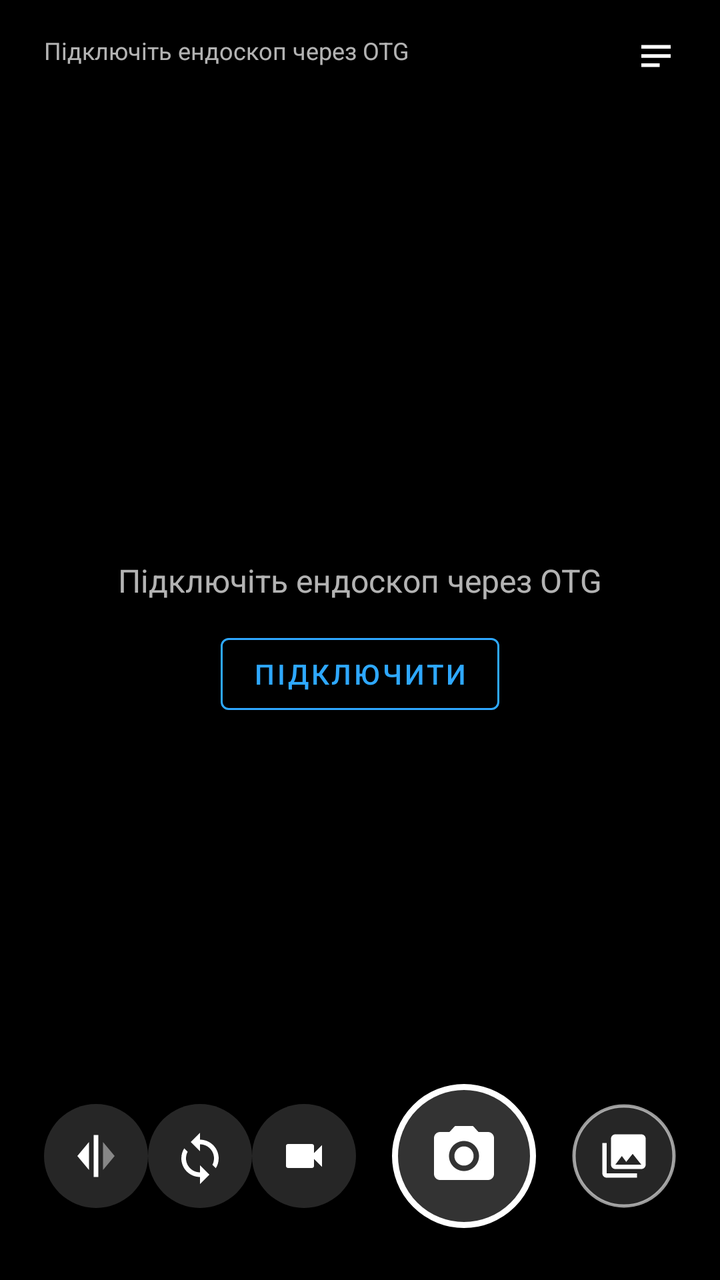
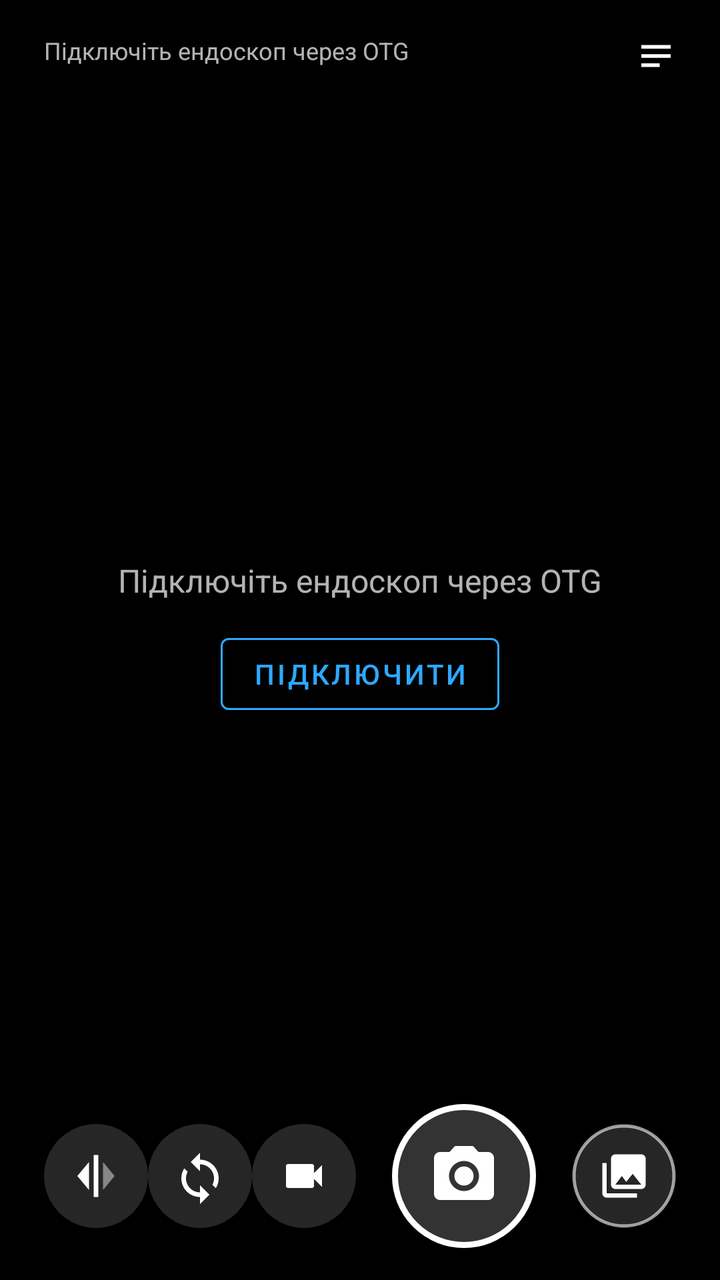

Compare the two renders of this Android layout. The source of the first and the diff that turns it into the second are given below.
<!-- AndroidManifest.xml: application theme Theme.UvcTool -->
<!-- res/layout/overlay.xml -->
<?xml version="1.0" encoding="utf-8"?>
<androidx.constraintlayout.widget.ConstraintLayout
    xmlns:android="http://schemas.android.com/apk/res/android"
    xmlns:app="http://schemas.android.com/apk/res-auto"
    android:id="@+id/overlay_root"
    android:layout_width="match_parent"
    android:layout_height="match_parent">

    
    <TextView
        android:id="@+id/tv_status"
        android:layout_width="wrap_content"
        android:layout_height="wrap_content"
        android:layout_marginStart="12dp"
        android:layout_marginTop="12dp"
        android:background="@drawable/bg_badge"
        android:paddingHorizontal="10dp"
        android:paddingVertical="5dp"
        android:textColor="@color/text_secondary"
        android:textSize="12sp"
        android:text="@string/status_no_camera"
        app:layout_constraintStart_toStartOf="parent"
        app:layout_constraintTop_toTopOf="parent" />

    
    <TextView
        android:id="@+id/tv_fps"
        android:layout_width="wrap_content"
        android:layout_height="wrap_content"
        android:layout_marginStart="6dp"
        android:background="@drawable/bg_badge"
        android:paddingHorizontal="10dp"
        android:paddingVertical="5dp"
        android:textColor="@color/text_ok"
        android:textSize="12sp"
        android:fontFamily="monospace"
        android:visibility="gone"
        android:text="0.0 fps"
        app:layout_constraintStart_toEndOf="@id/tv_status"
        app:layout_constraintTop_toTopOf="@id/tv_status"
        app:layout_constraintBottom_toBottomOf="@id/tv_status" />

    
    <TextView
        android:id="@+id/tv_rec"
        android:layout_width="wrap_content"
        android:layout_height="wrap_content"
        android:layout_marginStart="6dp"
        android:background="@drawable/bg_badge_rec"
        android:paddingHorizontal="10dp"
        android:paddingVertical="5dp"
        android:textColor="@color/text_primary"
        android:textSize="12sp"
        android:fontFamily="monospace"
        android:visibility="gone"
        android:text="● 00:00"
        app:layout_constraintStart_toEndOf="@id/tv_fps"
        app:layout_constraintTop_toTopOf="@id/tv_status"
        app:layout_constraintBottom_toBottomOf="@id/tv_status" />

    
    <TextView
        android:id="@+id/tv_update"
        android:layout_width="wrap_content"
        android:layout_height="wrap_content"
        android:layout_marginTop="6dp"
        android:background="@drawable/bg_badge"
        android:drawableStart="@drawable/ic_update"
        android:drawablePadding="6dp"
        android:drawableTint="@color/accent"
        android:paddingHorizontal="10dp"
        android:paddingVertical="5dp"
        android:textColor="@color/accent"
        android:textSize="12sp"
        android:visibility="gone"
        app:layout_constraintStart_toStartOf="@id/tv_status"
        app:layout_constraintTop_toBottomOf="@id/tv_status" />

    
    <LinearLayout
        android:id="@+id/group_no_camera"
        android:layout_width="wrap_content"
        android:layout_height="wrap_content"
        android:orientation="vertical"
        android:gravity="center"
        app:layout_constraintStart_toStartOf="parent"
        app:layout_constraintEnd_toEndOf="parent"
        app:layout_constraintTop_toTopOf="parent"
        app:layout_constraintBottom_toBottomOf="parent">

        <TextView
            android:layout_width="wrap_content"
            android:layout_height="wrap_content"
            android:textColor="@color/text_secondary"
            android:textSize="16sp"
            android:text="@string/status_no_camera" />

        <com.google.android.material.button.MaterialButton
            android:id="@+id/btn_connect"
            style="@style/Widget.MaterialComponents.Button.OutlinedButton"
            android:layout_width="wrap_content"
            android:layout_height="wrap_content"
            android:layout_marginTop="12dp"
            android:textColor="@color/accent"
            app:strokeColor="@color/accent"
            android:text="@string/btn_connect" />
    </LinearLayout>

    
    <LinearLayout
        android:id="@+id/panel_wb"
        android:layout_width="0dp"
        android:layout_height="wrap_content"
        android:layout_marginHorizontal="24dp"
        android:layout_marginBottom="8dp"
        android:background="@drawable/bg_panel"
        android:orientation="horizontal"
        android:gravity="center_vertical"
        android:paddingHorizontal="14dp"
        android:paddingVertical="6dp"
        android:visibility="gone"
        app:layout_constraintStart_toStartOf="parent"
        app:layout_constraintEnd_toEndOf="parent"
        app:layout_constraintBottom_toTopOf="@id/panel_controls">

        <TextView
            android:layout_width="wrap_content"
            android:layout_height="wrap_content"
            android:textColor="@color/text_secondary"
            android:textSize="12sp"
            android:text="❄" />

        <SeekBar
            android:id="@+id/sb_warmth"
            android:layout_width="0dp"
            android:layout_height="wrap_content"
            android:layout_weight="1"
            android:max="100"
            android:progress="50" />

        <TextView
            android:layout_width="wrap_content"
            android:layout_height="wrap_content"
            android:textColor="@color/text_secondary"
            android:textSize="12sp"
            android:text="☀" />
    </LinearLayout>

    
    <LinearLayout
        android:id="@+id/panel_controls"
        android:layout_width="wrap_content"
        android:layout_height="wrap_content"
        android:layout_margin="16dp"
        android:background="@drawable/bg_panel"
        android:orientation="horizontal"
        android:gravity="center"
        android:paddingHorizontal="18dp"
        android:paddingVertical="10dp"
        app:layout_constraintStart_toStartOf="parent"
        app:layout_constraintEnd_toEndOf="parent"
        app:layout_constraintBottom_toBottomOf="parent">



        
        <ImageButton
            android:id="@+id/btn_flip"
            android:layout_width="52dp"
            android:layout_height="52dp"
            android:background="@drawable/bg_btn_round"
            android:src="@drawable/ic_flip"
            android:scaleType="centerInside"
            android:contentDescription="@string/cd_flip" />

        <ImageButton
            android:id="@+id/btn_rotate"
            android:layout_width="52dp"
            android:layout_height="52dp"
            android:background="@drawable/bg_btn_round"
            android:src="@drawable/ic_rotate"
            android:scaleType="centerInside"
            android:contentDescription="@string/cd_rotate" />

        
        <ImageButton
            android:id="@+id/btn_mode"
            android:layout_width="52dp"
            android:layout_height="52dp"
            android:background="@drawable/bg_btn_round"
            android:src="@drawable/ic_mode_video"
            android:scaleType="centerInside"
            android:contentDescription="@string/cd_mode" />

        <ImageButton
            android:id="@+id/btn_photo"
            android:layout_width="72dp"
            android:layout_height="72dp"
            android:layout_marginHorizontal="18dp"
            android:background="@drawable/bg_btn_shutter"
            android:src="@drawable/ic_photo"
            android:scaleType="centerInside"
            android:contentDescription="@string/cd_photo" />

        
        <com.google.android.material.imageview.ShapeableImageView
            android:id="@+id/btn_gallery"
            android:layout_width="52dp"
            android:layout_height="52dp"
            android:background="@drawable/bg_btn_round"
            android:padding="1dp"
            android:src="@drawable/ic_gallery"
            android:scaleType="centerInside"
            android:contentDescription="@string/cd_gallery"
            app:shapeAppearanceOverlay="@style/ShapeCircle"
            app:strokeColor="#99FFFFFF"
            app:strokeWidth="1.5dp" />



    </LinearLayout>

    

    
    <ImageButton
        android:id="@+id/btn_log"
        android:layout_width="40dp"
        android:layout_height="40dp"
        android:layout_marginTop="8dp"
        android:layout_marginEnd="12dp"
        android:background="@drawable/bg_badge"
        android:src="@drawable/ic_log"
        android:scaleType="centerInside"
        android:contentDescription="Log"
        app:layout_constraintEnd_toEndOf="parent"
        app:layout_constraintTop_toTopOf="parent" />

    
    <ScrollView
        android:id="@+id/panel_log"
        android:layout_width="0dp"
        android:layout_height="0dp"
        android:layout_marginStart="12dp"
        android:layout_marginEnd="12dp"
        android:layout_marginTop="6dp"
        android:background="@drawable/bg_panel"
        android:fadeScrollbars="false"
        android:visibility="gone"
        app:layout_constraintStart_toStartOf="parent"
        app:layout_constraintEnd_toEndOf="parent"
        app:layout_constraintTop_toBottomOf="@id/btn_log"
        app:layout_constraintHeight_percent="0.45">

        <TextView
            android:id="@+id/tv_log"
            android:layout_width="match_parent"
            android:layout_height="wrap_content"
            android:padding="10dp"
            android:textColor="#D0FFFFFF"
            android:textSize="10sp"
            android:fontFamily="monospace"
            android:textIsSelectable="true" />
    </ScrollView>

</androidx.constraintlayout.widget.ConstraintLayout>
<!-- resources referenced by this layout -->
<resources>
  <color name="accent">#2EA8FF</color>
  <color name="text_ok">#7CFF9A</color>
  <color name="text_primary">#FFFFFF</color>
  <color name="text_secondary">#B3FFFFFF</color>
  <!-- drawable bg_badge (drawable) -->
  <shape xmlns:android="http://schemas.android.com/apk/res/android" android:shape="rectangle">
    <solid android:color="#80000000"/>
    <corners android:radius="10dp"/>
  </shape>
  <!-- drawable bg_badge_rec (drawable) -->
  <shape xmlns:android="http://schemas.android.com/apk/res/android" android:shape="rectangle">
    <solid android:color="#CCE53935"/>
    <corners android:radius="10dp"/>
  </shape>
  <!-- drawable bg_btn_round (drawable) -->
  <ripple xmlns:android="http://schemas.android.com/apk/res/android" android:color="#40FFFFFF">
    <item>
      <shape android:shape="oval"><solid android:color="#26FFFFFF"/></shape>
    </item>
  </ripple>
  <!-- drawable bg_btn_shutter (drawable) -->
  <ripple xmlns:android="http://schemas.android.com/apk/res/android" android:color="#60FFFFFF">
    <item>
      <shape android:shape="oval">
        <solid android:color="#33FFFFFF"/>
        <stroke android:width="3dp" android:color="#FFFFFFFF"/>
      </shape>
    </item>
  </ripple>
  <!-- drawable bg_panel (drawable) -->
  <shape xmlns:android="http://schemas.android.com/apk/res/android" android:shape="rectangle">
    <solid android:color="#A6000000"/>
    <corners android:radius="18dp"/>
  </shape>
  <!-- drawable ic_flip (drawable) -->
  <vector xmlns:android="http://schemas.android.com/apk/res/android" android:width="28dp" android:height="28dp" android:viewportWidth="24" android:viewportHeight="24">
    <path android:fillColor="#FFFFFFFF" android:pathData="M11,3h2v18h-2z"/>
    <path android:fillColor="#FFFFFFFF" android:pathData="M9,6L4,12l5,6z"/>
    <path android:fillColor="#FFFFFFFF" android:fillAlpha="0.45" android:pathData="M15,6l5,6l-5,6z"/>
  </vector>
  <!-- drawable ic_gallery (drawable) -->
  <vector xmlns:android="http://schemas.android.com/apk/res/android" android:width="26dp" android:height="26dp" android:viewportWidth="24" android:viewportHeight="24">
    <path android:fillColor="#FFFFFFFF" android:pathData="M22,16V4c0,-1.1 -0.9,-2 -2,-2H8c-1.1,0 -2,0.9 -2,2v12c0,1.1 0.9,2 2,2h12c1.1,0 2,-0.9 2,-2zM11,12l2.03,2.71L16,11l4,5H8l3,-4zM2,6v14c0,1.1 0.9,2 2,2h14v-2H4V6H2z"/>
  </vector>
  <!-- drawable ic_log (drawable) -->
  <vector xmlns:android="http://schemas.android.com/apk/res/android" android:width="22dp" android:height="22dp" android:viewportWidth="24" android:viewportHeight="24">
    <path android:fillColor="#FFFFFFFF" android:pathData="M4,6h16v2H4zM4,11h16v2H4zM4,16h10v2H4z"/>
  </vector>
  <!-- drawable ic_mode_video (drawable) -->
  <vector xmlns:android="http://schemas.android.com/apk/res/android" android:width="24dp" android:height="24dp" android:viewportWidth="24" android:viewportHeight="24">
    <path android:fillColor="#FFFFFFFF" android:pathData="M17,10.5V7c0,-0.55 -0.45,-1 -1,-1H4c-0.55,0 -1,0.45 -1,1v10c0,0.55 0.45,1 1,1h12c0.55,0 1,-0.45 1,-1v-3.5l4,4v-11l-4,4z"/>
  </vector>
  <!-- drawable ic_update (drawable) -->
  <vector xmlns:android="http://schemas.android.com/apk/res/android" android:width="16dp" android:height="16dp" android:viewportWidth="24" android:viewportHeight="24">
    <path android:fillColor="#FFFFFFFF" android:pathData="M19,9h-4V3H9v6H5l7,7 7,-7zM5,18v2h14v-2H5z"/>
  </vector>
  <string name="btn_connect">Підключити</string>
  <string name="cd_flip">Дзеркало</string>
  <string name="cd_gallery">Галерея</string>
  <string name="cd_mode">Фото / відео</string>
  <string name="cd_photo">Фото</string>
  <string name="cd_rotate">Повернути</string>
  <string name="status_no_camera">Підключіть ендоскоп через OTG</string>
  <style name="ShapeCircle">
          <item name="cornerFamily">rounded</item>
          <item name="cornerSize">50%</item>
      </style>
  <!-- unchanged entries left out for length: 3 -->
</resources>

<!-- the commit's change to res/layout/overlay.xml (unified diff, before → after) -->
@@ -151,7 +151,7 @@
         android:id="@+id/panel_controls"
         android:layout_width="wrap_content"
         android:layout_height="wrap_content"
-        android:layout_margin="16dp"
+        android:layout_margin="6dp"
         android:background="@drawable/bg_panel"
         android:orientation="horizontal"
         android:gravity="center"
